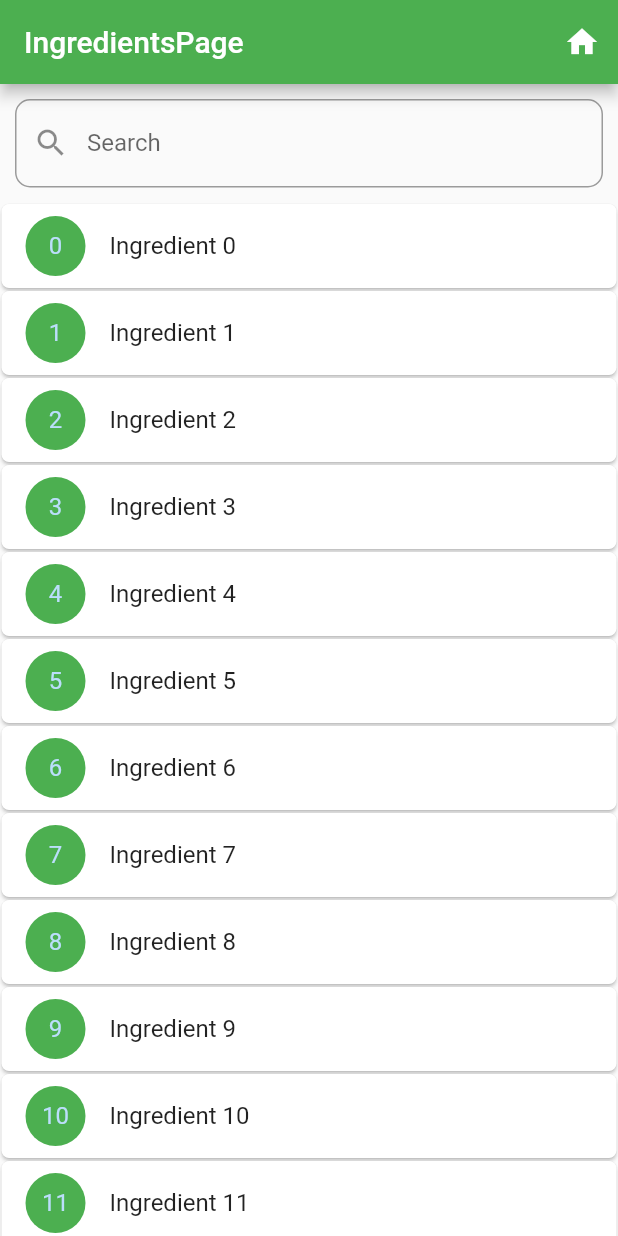
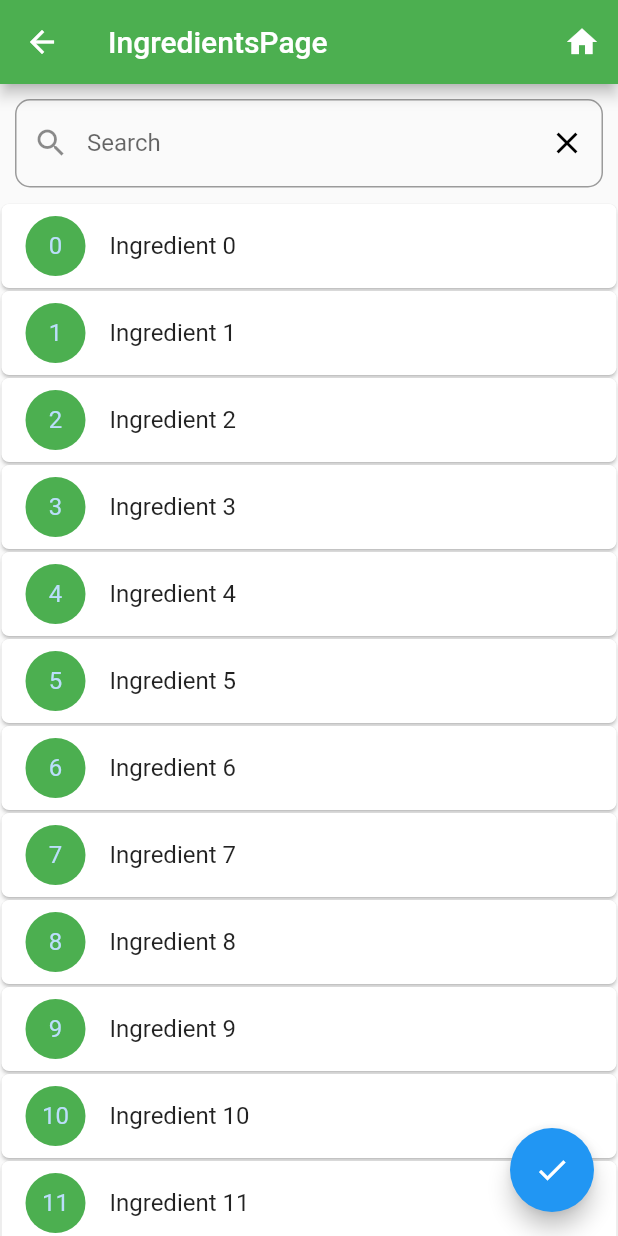
Before and after one commit to SamueleBarbizzi/Flutter-doctors, a Flutter app: the IngredientsPage screen opened directly, on a phone screen of 412 x 824 dp. Run offline on Flutter 3.47's test engine with Material 2 defaults, Android fonts, the phone set to English and light mode, and no system bars; our stand-ins replace flutter_login, material_design_icons_flutter, shared_preferences; accounts and stored records are empty.

Commit message:
done button; selected ingredients sento to next pg

```diff
--- a/lib/screens/accountpage.dart
+++ b/lib/screens/accountpage.dart
@@ -20,7 +20,7 @@ class AccountPage extends StatelessWidget {
           IconButton(
             icon: const Icon(Icons.info),
             tooltip: 'Info',
-            onPressed: () => _toInfoPage(context), //THIS HAS A BUG
+            onPressed: () => _toInfoPage(context),
           ),
         ],
       ),
--- a/lib/screens/ingredientspage.dart
+++ b/lib/screens/ingredientspage.dart
@@ -3,6 +3,8 @@
 import 'package:flutter/material.dart';
 import 'package:material_design_icons_flutter/material_design_icons_flutter.dart';
 import 'package:flutter_doctors/screens/mainnavigator.dart';
+import 'package:flutter_doctors/screens/cookbookpage.dart';
+
 
 class IngredientsPage extends StatefulWidget {
   const IngredientsPage({Key? key}) : super(key: key);
@@ -19,9 +21,10 @@ class _IngredientsPageState extends State<IngredientsPage> {
       (index) => {'id': index, 'name': 'Ingredient $index', 'isSelected': false});
 
   List<Map> items = [];
+  List<Map> chosen = [];
 
   // This controller will store the value of the search bar
-   TextEditingController editingController = TextEditingController();
+  TextEditingController editingController = TextEditingController();
 
   @override
   void initState() {
@@ -36,16 +39,18 @@ class _IngredientsPageState extends State<IngredientsPage> {
       appBar: AppBar(
         backgroundColor: Colors.green,
         title: const Text(IngredientsPage.routename),
+        leading: BackButton(
+            onPressed: () => Navigator.of(context).pushReplacement(MaterialPageRoute(builder: (context) => const MainNavigator())),
+          ),
         actions: [
           IconButton(
             icon: const Icon(Icons.home),
-            tooltip: 'Info',
+            tooltip: 'Home',
             onPressed: () => _toMainNavigator(context),
           ),
         ],
       ),
-      body: Container(
-        child: Column(
+      body: Column(
           children: <Widget>[
             Padding(
               padding: const EdgeInsets.all(10),
@@ -54,12 +59,19 @@ class _IngredientsPageState extends State<IngredientsPage> {
                 _filterSearchResults(value);
               },
                 controller: editingController,
-                decoration: const InputDecoration(
+                decoration: InputDecoration(
                     labelText: "Search",
                     hintText: "Name of the ingredient...",
-                    prefixIcon: Icon(Icons.search),
-                    border: OutlineInputBorder(
-                        borderRadius: BorderRadius.all(Radius.circular(10)))),
+                    prefixIcon: const Icon(Icons.search),
+                    border: const OutlineInputBorder(
+                        borderRadius: BorderRadius.all(Radius.circular(10))),
+                    suffixIcon: IconButton(
+                      icon: const Icon(Icons.clear, color: Colors.black,),
+                      onPressed: () {
+                        editingController.clear();
+                        _filterSearchResults('');
+                        }),
+                      ),
               ),
             ),
             Expanded(
@@ -96,6 +108,13 @@ class _IngredientsPageState extends State<IngredientsPage> {
             ),
           ],
         ),
+        floatingActionButton:FloatingActionButton(
+        onPressed: () {
+          //go to recipes page
+          _toCookBookPage(context);
+        },
+        backgroundColor: Colors.blue,
+        child: const Icon(Icons.done),
       ),
     );
   } //build
@@ -113,6 +132,12 @@ class _IngredientsPageState extends State<IngredientsPage> {
     Navigator.of(context).pushReplacement(MaterialPageRoute(builder: (context) => const MainNavigator()));
   }//_toHomePage
 
+  void _toCookBookPage(BuildContext context){
+    Navigator.of(context).pushReplacement(MaterialPageRoute(builder: (context) => CookBookPage(selected: chosen = items
+        .where((item) => item['isSelected'] == true)
+        .toList())));
+  }//_toHomePage
+
 
 
 } //HomePage
```
Also changed, not shown: lib/screens/cookbookpage.dart (+135 -0 lines).
